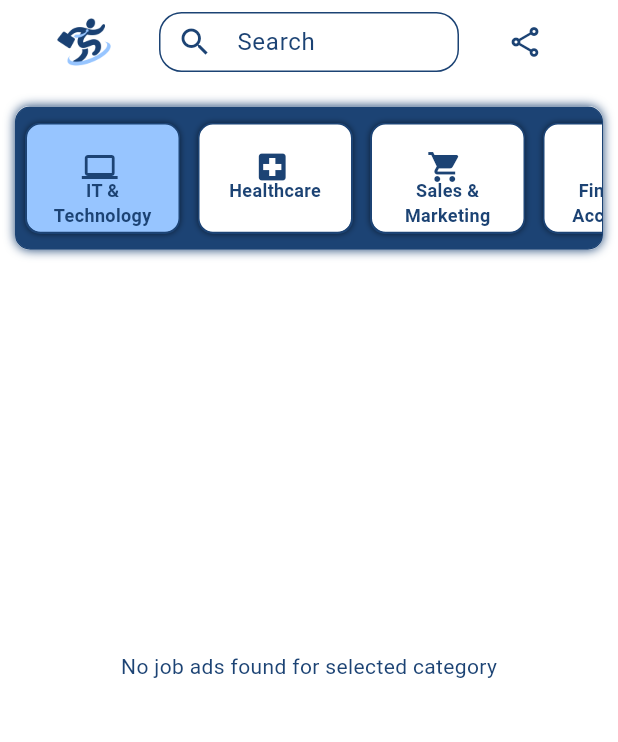
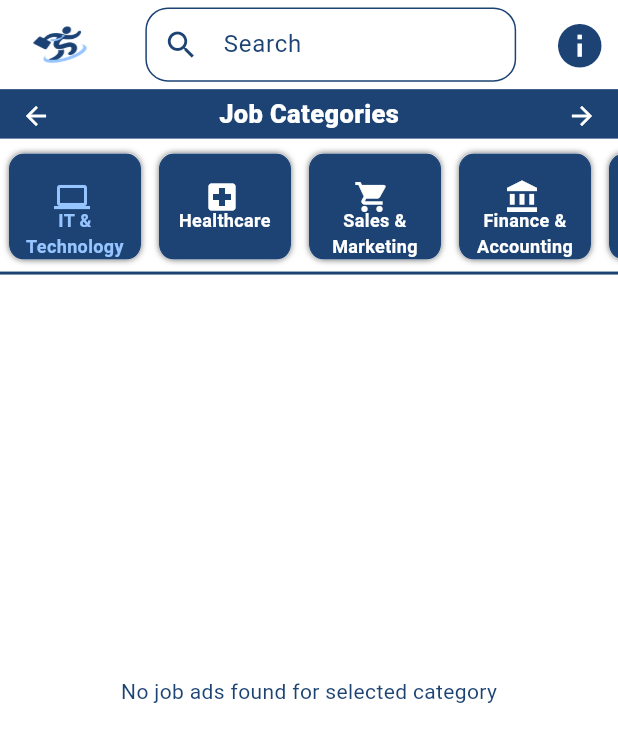
Before and after one commit to Saif334476/saat_recruitment, a Flutter app: the JobSeekerHomePage screen opened directly, on a phone screen of 412 x 824 dp. Shown: the top 742 px of the screen. Run offline on Flutter 3.47's test engine with Material 3 defaults, Android fonts, the phone set to English and light mode, and no system bars; our stand-ins replace cloud_firestore, file_picker, firebase_auth, firebase_core, firebase_storage, gap and 3 more; missing offline and left inert: email_otp, syncfusion_flutter_pdfviewer; accounts and stored records are empty.

Commit message:
fixed ui/ux

```diff
--- a/lib/job_seeker_pages/dashboard/bottom_navigation/home.dart
+++ b/lib/job_seeker_pages/dashboard/bottom_navigation/home.dart
@@ -28,30 +28,34 @@ class _JobSeekerHomePageState extends State<JobSeekerHomePage> {
     JobCategory(icon: Icons.brush, name: 'Creative & Design'),
     JobCategory(icon: Icons.hotel, name: 'Hospitality & Tourism'),
     JobCategory(icon: Icons.school, name: 'Education & Training'),
+    JobCategory(icon: Icons.devices_other_rounded, name: 'Other Jobs'),
   ];
 
   @override
   Widget build(BuildContext context) {
     return Scaffold(
-      appBar: AppBar(
-        automaticallyImplyLeading: false,
-        title: Row(
+      body: SafeArea(
+        child: SingleChildScrollView(
+          child: Column(mainAxisAlignment: MainAxisAlignment.start, children: [
+            const SizedBox(
+              height: 5,
+            ),
+            SizedBox(
+              width: MediaQuery.of(context).size.width,
+              height: MediaQuery.of(context).size.height * 0.06,
+              child: Row(
+                mainAxisAlignment: MainAxisAlignment.spaceBetween,
                 children: [
-            SizedBox(
-              height: 200,
-              width: 80, // 20% of screen width
+                  Container(
                     child: Image.asset(
+                      height: 80,
+                      width: 80,
                       "assets/sirf_logo.png",
+                      fit: BoxFit.fill,
                     ),
                   ),
                   SizedBox(
-              height: 50,
-              width: 230,
-              child: Padding(
-                padding: const EdgeInsets.only(
-                    left: 10.0, right: 20, top: 5, bottom: 5),
-                child: SizedBox(
-                  height: 50,
+                    width: MediaQuery.of(context).size.width * 0.6,
                     child: textFormField("Search", Icons.search, false,
                         onChanged: () {},
                         keyboard: TextInputType.text,
@@ -59,21 +63,19 @@ class _JobSeekerHomePageState extends State<JobSeekerHomePage> {
                       return null;
                     }),
                   ),
-              ),
-            ),
                   IconButton(
                       onPressed: () {},
                       icon: const Icon(
-                  Icons.share_outlined,
+                        Icons.info,
+                        size: 35,
                       ))
                 ],
               ),
             ),
-      body: Padding(
-          padding: const EdgeInsets.only(top: 15.0),
-          child: SingleChildScrollView(
-            child:
-                Column(mainAxisAlignment: MainAxisAlignment.start, children: [
+            const SizedBox(
+              height: 5,
+            ),
+
             JobCategories(
               jobCategories: jobCategories,
               onCategorySelected: (category) {
@@ -82,12 +84,21 @@ class _JobSeekerHomePageState extends State<JobSeekerHomePage> {
                 });
               },
             ),
+            const Divider(
+              height: 0,
+              color: Color(0xff1C4374),
+              thickness: 2,
+            ),
+            const SizedBox(
+              height: 10,
+            ),
             JobsWidget(
               selectedCategory: _selectedCategory,
-                jobCategories: jobCategories, // Pass it here
+              jobCategories: jobCategories,
             ),
           ]),
-          )),
+        ),
+      ),
     );
   }
 }
@@ -133,7 +144,7 @@ class JobsWidget extends StatelessWidget {
                             icon: Icons.help_outline, name: 'Unknown'),
                       );
                       return Padding(
-                        padding: const EdgeInsets.only(right: 10.0, left: 10),
+                        padding: const EdgeInsets.only(right: 5.0, left: 5),
                         child: Container(
                           decoration: BoxDecoration(
                             border: Border.all(color: const Color(0xff1C4374)),
--- a/lib/job_seeker_pages/dashboard/bottom_navigation/job_categories.dart
+++ b/lib/job_seeker_pages/dashboard/bottom_navigation/job_categories.dart
@@ -1,5 +1,4 @@
 import 'package:flutter/material.dart';
-import 'package:saat_recruitment/job_seeker_pages/dashboard/bottom_navigation/home.dart';
 
 class JobCategories extends StatefulWidget {
   final List<JobCategory> jobCategories;
@@ -15,60 +14,108 @@ class JobCategories extends StatefulWidget {
 
 class _JobCategoriesState extends State<JobCategories> {
   int _selectedIndex = 0;
+  late ScrollController _scrollController;
+
+  @override
+  void initState() {
+    super.initState();
+    _scrollController = ScrollController();
+  }
+
+  void _selectFirstCategory() {
+    setState(() {
+      _selectedIndex = 0;
+    });
+    _scrollController.animateTo(
+      0,
+      duration: const Duration(milliseconds: 300),
+      curve: Curves.easeInOut,
+    );
+
+    widget.onCategorySelected(widget.jobCategories[_selectedIndex].name);
+  }
+
+  void _selectLastCategory() {
+    setState(() {
+      _selectedIndex = widget.jobCategories.length - 1;
+    });
+    _scrollController.animateTo(
+      _scrollController.position.maxScrollExtent, // Scroll to the last item
+      duration: const Duration(milliseconds: 300),
+      curve: Curves.easeInOut,
+    );
+
+    widget.onCategorySelected(widget.jobCategories[_selectedIndex].name);
+  }
+
   @override
   Widget build(BuildContext context) {
-    return Padding(
-        padding: const EdgeInsets.only(bottom: 10, top: 0, right: 10, left: 10),
-        child: Container(
-          decoration: BoxDecoration(
-              border: Border.all(color: const Color(0xff1C4374)),
-              color: const Color(0xff1C4374),
-              // gradient: const LinearGradient(
-              //     colors: [Color(0xff57a9f3), Colors.white],
-              //     begin: Alignment(0, 5),
-              //     end: Alignment(4, 2.8)),
-              boxShadow: const [
-                BoxShadow(
-                    color: Color(0xff1C4374),
-                    blurRadius: 5,
-                    blurStyle: BlurStyle.outer),
-              ],
-              borderRadius: BorderRadius.circular(10)),
-          height: 95.5,
+    return Column(
+      children: [
+        Container(
+          decoration: const BoxDecoration(color: Color(0xff1C4374)),
+          height: MediaQuery.of(context).size.height * 0.04,
+          child: Row(
+            mainAxisAlignment: MainAxisAlignment.spaceBetween,
+            children: [
+              IconButton(
+                  onPressed: () {
+                    _selectFirstCategory();
+                  },
+                  icon: const Icon(
+                    Icons.arrow_back_outlined,
+                    size: 20,
+                    color: Colors.white,
+                  )),
+              Container(
+                decoration: const BoxDecoration(color: Color(0xff1C4374)),
+                child: const Text(
+                  "Job Categories",
+                  style: TextStyle(
+                      fontWeight: FontWeight.w900,
+                      fontSize: 17,
+                      color: Colors.white),
+                ),
+              ),
+              IconButton(
+                  onPressed: () {
+                  _selectLastCategory();
+                  },
+                  icon: const Icon(
+                    Icons.arrow_forward,
+                    size: 20,
+                    color: Colors.white,
+                  )),
+            ],
+          ),
+        ),
+        SizedBox(
+          height: MediaQuery.of(context).size.height * 0.11,
           width: MediaQuery.of(context).size.width,
           child: ListView.builder(
+              controller: _scrollController,
+            shrinkWrap: true,
               scrollDirection: Axis.horizontal,
               itemCount: widget.jobCategories.length,
               itemBuilder: (BuildContext context, int index) {
                 return GestureDetector(
                     onTap: () {
-                      widget
-                          .onCategorySelected(widget.jobCategories[index].name);
                       setState(() {
                         _selectedIndex = index;
                       });
+                      widget
+                          .onCategorySelected(widget.jobCategories[index].name);
                     },
                     child: SizedBox(
-                      height: 100,
-                      width: 115,
+                      height: 50,
+                      width: 100,
                       child: Container(
                           margin: const EdgeInsets.only(
                               top: 10, bottom: 10, left: 6, right: 6),
                           decoration: BoxDecoration(
                               border:
                                   Border.all(color: const Color(0xff1C4374)),
-                              color: _selectedIndex == index
-                                  ? const Color(0xff97C5FF)
-                                  : Colors.white,
-                              // gradient:  _selectedIndex == index
-                              //     ? const LinearGradient(
-                              //     colors: [Color(0xff57a9f3), Colors.blue],
-                              //     begin: Alignment(0, 5.2),
-                              //     end: Alignment(4, 2.8))
-                              //     : const LinearGradient(
-                              //     colors: [Colors.white, Colors.white],
-                              //     begin: Alignment(0, 5.2),
-                              //     end: Alignment(4, 2.8)),
+                              color: const Color(0xff1C4374),
                               boxShadow: const [
                                 BoxShadow(
                                     color: Colors.black54,
@@ -78,8 +125,8 @@ class _JobCategoriesState extends State<JobCategories> {
                               borderRadius:
                                   const BorderRadius.all(Radius.circular(10))),
                           child: Column(
-                          // mainAxisAlignment: MainAxisAlignment.spaceBetween,
-                           // crossAxisAlignment: CrossAxisAlignment.center,
+                            mainAxisAlignment: MainAxisAlignment.spaceBetween,
+                            // crossAxisAlignment: CrossAxisAlignment.center,
                             children: [
                               SizedBox(
                                   height: 35,
@@ -90,7 +137,11 @@ class _JobCategoriesState extends State<JobCategories> {
                                     child: Padding(
                                       padding: const EdgeInsets.only(left: 10),
                                       child: Icon(
-                                          widget.jobCategories[index].icon),
+                                        widget.jobCategories[index].icon,
+                                        color: _selectedIndex == index
+                                            ? const Color(0xff97C5FF)
+                                            : Colors.white,
+                                      ),
                                     ),
                                   ))),
                               Flexible(
@@ -101,9 +152,13 @@ class _JobCategoriesState extends State<JobCategories> {
                                       left: 8.0, right: 8),
                                   child: Text(
                                     widget.jobCategories[index].name,
-                                    style: const TextStyle(
+                                    style: TextStyle(
                                         fontSize: 12,
-                                        fontWeight: FontWeight.w700),textAlign: TextAlign.center,
+                                        fontWeight: FontWeight.w700,
+                                        color: _selectedIndex == index
+                                            ? const Color(0xff97C5FF)
+                                            : Colors.white),
+                                    textAlign: TextAlign.center,
                                   ),
                                 ),
                               ),
@@ -111,7 +166,9 @@ class _JobCategoriesState extends State<JobCategories> {
                           )),
                     ));
               }),
-        ));
+        ),
+      ],
+    );
   }
 }
 
--- a/lib/job_seeker_pages/dashboard/bottom_navigation/js_my_jobs_page.dart
+++ b/lib/job_seeker_pages/dashboard/bottom_navigation/js_my_jobs_page.dart
@@ -228,8 +228,7 @@ class _MyJobsPageState extends State<MyJobsPage> {
                                         onPressed: () {
                                           Share.share(
                                               'Check out this job opportunity: ${jobAdDoc['jobTitle']}\nApply now:https://final-project2000202.firebaseapp.com/jobs/${jobAdDoc.id}');
-                                        },
-                                        icon: const Icon(Icons.share_outlined),
+                                        }, icon: const Icon(Icons.share_outlined),
                                       ),
                                       IconButton(
                                         onPressed: () async {
```
Also changed, not shown: lib/job_seeker_pages/dashboard/bottom_navigation/js_profile_page.dart (+109 -128 lines). Lines whose indentation alone changed are shown as unchanged.
